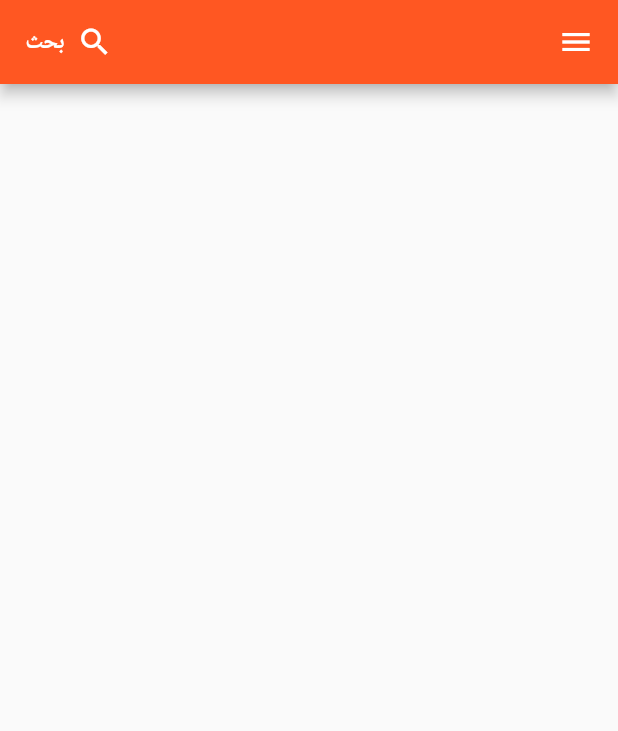
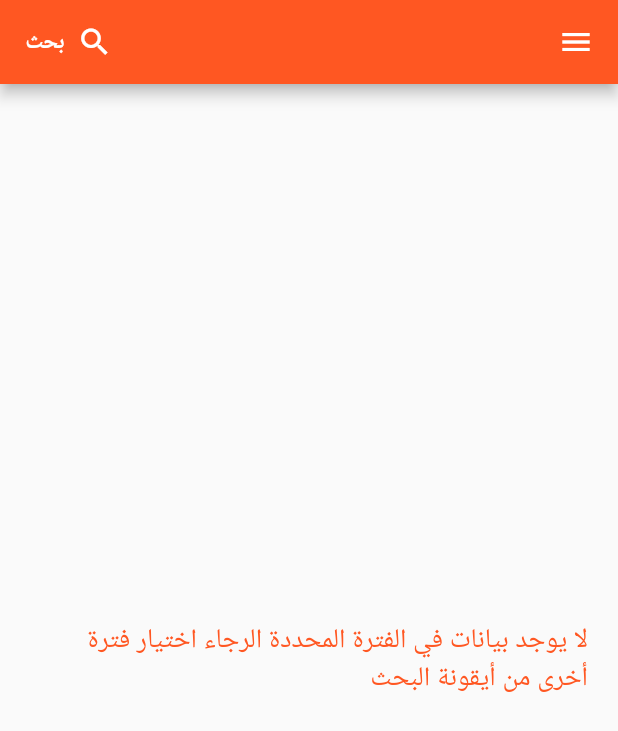
Before and after one commit to mmdissam/Marketers--Reports, a Flutter app: the HomeScreen screen opened directly, on a phone screen of 412 x 824 dp. Shown: the top 731 px of the screen. Run offline on Flutter 3.47's test engine with Material 2 defaults, Android fonts, the phone set to English and light mode, and no system bars; our stand-ins replace cloud_firestore, firebase_auth, google_fonts; missing offline and left inert: animated_button, date_range_picker; accounts and stored records are empty; Roboto replaces fonts that are missing (Cairo).

Commit message:
before disaster

```diff
--- a/lib/reports/home_screen.dart
+++ b/lib/reports/home_screen.dart
@@ -105,8 +105,8 @@ class _HomeScreenState extends State<HomeScreen> {
           actions: <Widget>[
             Center(
               child: FlatButton.icon(
-                icon: Icon(Icons.search,color: Colors.white),
-                label: Text('بحث',style: TextStyle(color: Colors.white)),
+                icon: Icon(Icons.search, color: Colors.white),
+                label: Text('بحث', style: TextStyle(color: Colors.white)),
                 onPressed: () async {
                   await displayDateRange(context);
                   queryValues();
@@ -147,19 +147,19 @@ class _HomeScreenState extends State<HomeScreen> {
         ? _loading(context)
         : (_hasError
             ? _errorMessage(context, _error)
-            :  _streamContent(context));
+            : _streamContent(context));
   }
 
   Widget _streamContent(BuildContext context) {
-    return StreamBuilder(
+    return StreamBuilder<QuerySnapshot>(
       stream: Firestore.instance
           .collection('reports')
           .where('user_id', isEqualTo: _user.uid)
           .where('history', isGreaterThanOrEqualTo: _start)
           .where('history', isLessThanOrEqualTo: _end)
-          .orderBy('history',descending: true)
+          .orderBy('history', descending: true)
           .snapshots(),
-      builder: (BuildContext context, AsyncSnapshot snapshot) {
+      builder: (BuildContext context, AsyncSnapshot<QuerySnapshot> snapshot) {
         switch (snapshot.connectionState) {
           case ConnectionState.none:
             return _errorMessage(context, 'لا يوجد اتصال');
@@ -173,8 +173,16 @@ class _HomeScreenState extends State<HomeScreen> {
               return _errorMessage(context, snapshot.error.toString());
             } else if (!snapshot.hasData) {
               return _errorMessage(context, 'لا يوجد بيانات');
+            }else if(snapshot.data.documents.length <= 0){
+              return Padding(
+                padding: const EdgeInsets.symmetric(horizontal: 20),
+                child: Center(child: Text('لا يوجد بيانات في الفترة المحددة الرجاء اختيار فترة أخرى من أيقونة البحث',style: TextStyle(fontSize: 18,color: Colors.deepOrange),)),
+              );
+            }else {
+              return _drawScreen(context, snapshot.data);
+
             }
-            return _drawScreen(context, snapshot.data);
+
             break;
         }
         return null;
--- a/lib/reports/new_report.dart
+++ b/lib/reports/new_report.dart
@@ -413,7 +413,7 @@ class _NewReportState extends State<NewReport> {
 //                    final snackBar =
 //                    SnackBar(content: Text('Selected User is ${documentSnapshot.data['name']}'));
 //                    Scaffold.of(context).showSnackBar(snackBar);
-//
+////
                   },
                   value: _selectedUser,
                   isExpanded: false,
```
